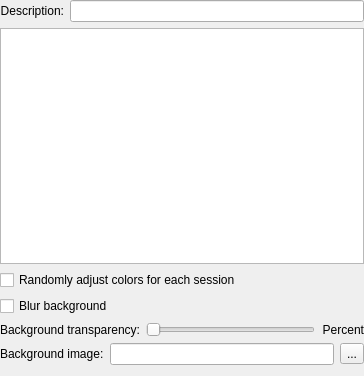
Qt form src/colorscheme/ColorSchemeEditor.ui (KDE/konsole) before a commit.
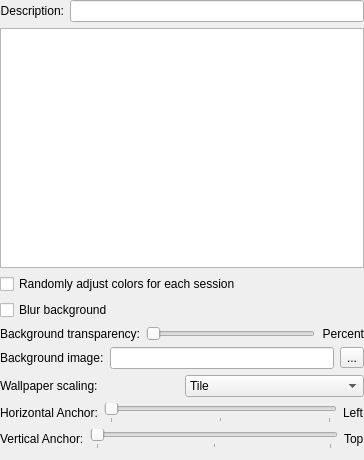
The same form after that commit. Custom widgets are drawn as their Qt base class.

Diff of the .ui file:
```diff
--- a/src/colorscheme/ColorSchemeEditor.ui
+++ b/src/colorscheme/ColorSchemeEditor.ui
@@ -7,7 +7,7 @@
     <x>0</x>
     <y>0</y>
     <width>364</width>
-    <height>376</height>
+    <height>460</height>
    </rect>
   </property>
   <layout class="QVBoxLayout">
@@ -123,6 +123,120 @@
      </item>
     </layout>
    </item>
+   <item>
+    <layout class="QHBoxLayout">
+     <item>
+      <widget class="QLabel" name="wallpaperScalingLabel">
+       <property name="text">
+        <string>Wallpaper scaling:</string>
+       </property>
+      </widget>
+     </item>
+     <item>
+      <widget class="QComboBox" name="wallpaperScalingType">
+       <item>
+        <property name="text">
+         <string>Tile</string>
+        </property>
+       </item>
+       <item>
+        <property name="text">
+         <string>Stretch</string>
+        </property>
+       </item>
+       <item>
+        <property name="text">
+         <string>Crop</string>
+        </property>
+       </item>
+       <item>
+        <property name="text">
+         <string>Adapt</string>
+        </property>
+       </item>
+       <item>
+        <property name="text">
+         <string>NoScaling</string>
+        </property>
+       </item>
+      </widget>
+     </item>
+    </layout>
+   </item>
+   <item>
+    <layout class="QHBoxLayout">
+     <item>
+      <widget class="QLabel" name="wallpaperHorizontalAnchorLabel">
+       <property name="text">
+        <string>Horizontal Anchor:</string>
+       </property>
+      </widget>
+     </item>
+     <item>
+      <widget class="QSlider" name="wallpaperHorizontalAnchorSlider">
+       <property name="maximum">
+        <number>2</number>
+       </property>
+       <property name="singleStep">
+        <number>1</number>
+       </property>
+       <property name="orientation">
+        <enum>Qt::Horizontal</enum>
+       </property>
+       <property name="tickPosition">
+        <enum>QSlider::TicksBelow</enum>
+       </property>
+       <property name="tickInterval">
+        <number>1</number>
+       </property>
+      </widget>
+     </item>
+     <item>
+      <widget class="QLabel" name="wallpaperHorizontalAnchorPosition">
+       <property name="text">
+        <string>Left</string>
+       </property>
+      </widget>
+     </item>
+    </layout>
+   </item>
+   <item>
+    <layout class="QHBoxLayout">
+     <item>
+      <widget class="QLabel" name="wallpaperVerticalAnchorLabel">
+       <property name="text">
+        <string>Vertical Anchor:</string>
+       </property>
+      </widget>
+     </item>
+     <item>
+      <widget class="QSlider" name="wallpaperVerticalAnchorSlider">
+       <property name="maximum">
+        <number>2</number>
+       </property>
+       <property name="singleStep">
+        <number>1</number>
+       </property>
+       <property name="orientation">
+        <enum>Qt::Horizontal</enum>
+       </property>
+       <property name="tickPosition">
+        <enum>QSlider::TicksBelow</enum>
+       </property>
+       <property name="tickInterval">
+        <number>1</number>
+       </property>
+      </widget>
+     </item>
+     <item>
+      <widget class="QLabel" name="wallpaperVerticalAnchorPosition">
+       <property name="text">
+        <string>Top</string>
+       </property>
+      </widget>
+     </item>
+    </layout>
+   </item>
    <item>
     <spacer>
      <property name="orientation">
```
